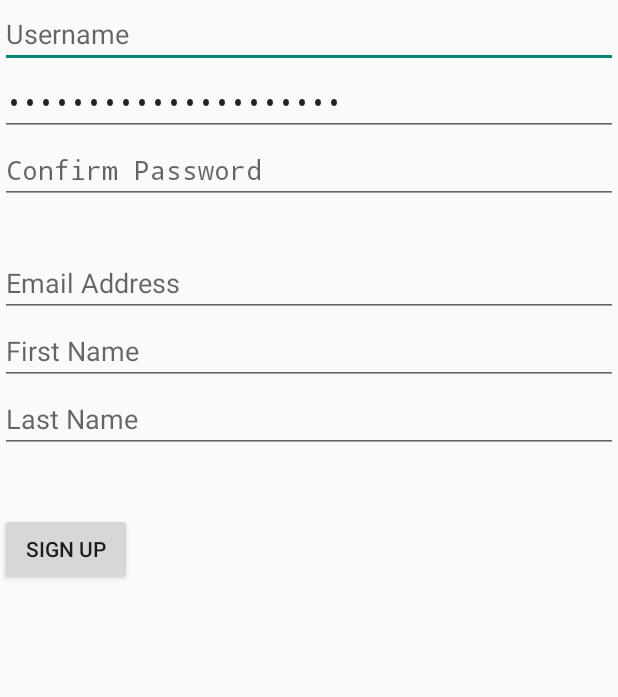
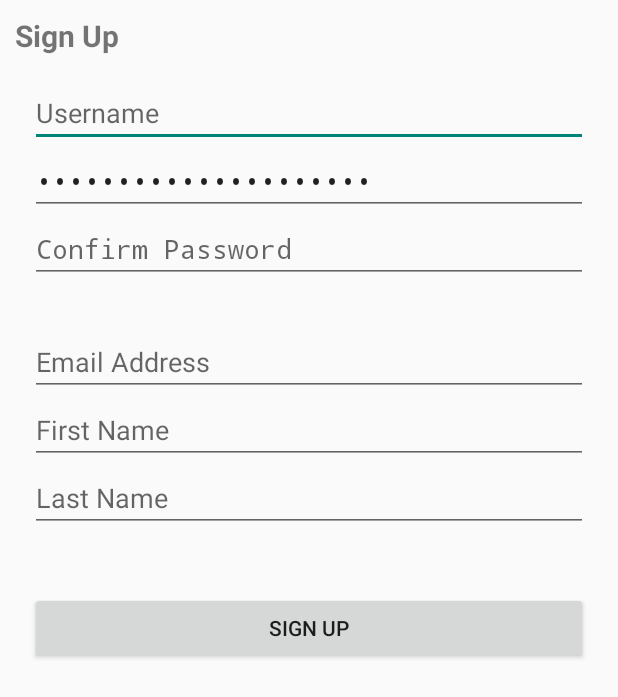
Before and after one commit to nexturninc/Aloopy-Customer, an Android app: the SignupActivity screen opened directly, with no data from a screen before it, after a tap on "SIGN UP", on a phone screen of 412 x 824 dp. Shown: the top 697 px of the screen. Run offline under Robolectric (Android 15) with nearby library versions, the phone set to English and light mode, and no system bars.

Commit message:
Customer Signup updates

```diff
--- a/AloopyCustomerApp/app/src/main/java/com/customer/aloopy/aloopycustomerapp/SignupActivity.java
+++ b/AloopyCustomerApp/app/src/main/java/com/customer/aloopy/aloopycustomerapp/SignupActivity.java
@@ -1,15 +1,20 @@
 package com.customer.aloopy.aloopycustomerapp;
 
+import android.animation.Animator;
+import android.animation.AnimatorListenerAdapter;
+import android.annotation.TargetApi;
 import android.app.Activity;
 import android.content.ContentValues;
 import android.content.Intent;
 import android.content.SharedPreferences;
 import android.database.sqlite.SQLiteDatabase;
 import android.os.AsyncTask;
+import android.os.Build;
 import android.os.Bundle;
 import android.preference.PreferenceManager;
 import android.view.View;
 import android.widget.Button;
+import android.widget.ProgressBar;
 import android.widget.TextView;
 
 import com.customer.aloopy.aloopydatabase.AloopySQLHelper;
@@ -25,6 +30,8 @@ import org.w3c.dom.Text;
 public class SignupActivity extends Activity {
 
     private SignupTask mSignupTask = null;
+    private ProgressBar mProgressBar;
+    private View mSignupForm;
 
     public SignupActivity()
     {
@@ -44,6 +51,9 @@ public class SignupActivity extends Activity {
                 attemptLogin();
             }
         });
+
+        mSignupForm = (findViewById(R.id.dvSignupForm));
+        mProgressBar = ((ProgressBar)findViewById(R.id.login_progress));
 
     }
 
@@ -70,6 +80,8 @@ public class SignupActivity extends Activity {
                 else if (txtEmailAddress.getText().length() == 0)
                     txtEmailAddress.setError("Email Address is required!");
                 else {
+                    showProgress(true);
+
                     mSignupTask = new SignupTask(txtEmailAddress.getText().toString(),
                             txtUserName.getText().toString(), txtPassword.getText().toString(),
                             txtFirstName.getText().toString(), txtLastName.getText().toString());
@@ -82,7 +94,40 @@ public class SignupActivity extends Activity {
     }
 
 
-        public class SignupTask extends AsyncTask<Void, Void, Boolean> {
+    @TargetApi(Build.VERSION_CODES.HONEYCOMB_MR2)
+    public void showProgress(final boolean show) {
+        // On Honeycomb MR2 we have the ViewPropertyAnimator APIs, which allow
+        // for very easy animations. If available, use these APIs to fade-in
+        // the progress spinner.
+        if (Build.VERSION.SDK_INT >= Build.VERSION_CODES.HONEYCOMB_MR2) {
+            int shortAnimTime = getResources().getInteger(android.R.integer.config_shortAnimTime);
+
+            mProgressBar.setVisibility(show ? View.GONE : View.VISIBLE);
+            mSignupForm.animate().setDuration(shortAnimTime).alpha(
+                    show ? 0 : 1).setListener(new AnimatorListenerAdapter() {
+                @Override
+                public void onAnimationEnd(Animator animation) {
+                    mSignupForm.setVisibility(show ? View.GONE : View.VISIBLE);
+                }
+            });
+
+            mProgressBar.setVisibility(show ? View.VISIBLE : View.GONE);
+            mProgressBar.animate().setDuration(shortAnimTime).alpha(
+                    show ? 1 : 0).setListener(new AnimatorListenerAdapter() {
+                @Override
+                public void onAnimationEnd(Animator animation) {
+                    mProgressBar.setVisibility(show ? View.VISIBLE : View.GONE);
+                }
+            });
+        } else {
+            // The ViewPropertyAnimator APIs are not available, so simply show
+            // and hide the relevant UI components.
+            mProgressBar.setVisibility(show ? View.VISIBLE : View.GONE);
+            mSignupForm.setVisibility(show ? View.GONE : View.VISIBLE);
+        }
+    }
+
+    public class SignupTask extends AsyncTask<Void, Void, Boolean> {
 
         private final String mEmail;
         private final String mUsername;
@@ -126,7 +171,7 @@ public class SignupActivity extends Activity {
 
                     String strSuccess = jsonResponse.getString("success");
 
-                    /*
+
                     if (strSuccess == "true") {
 
                         JSONArray customerInfo = jsonResponse.getJSONArray("customerInfo");
@@ -179,10 +224,10 @@ public class SignupActivity extends Activity {
 
                         loginSuccess = true;
                     }
-                    */
                 }
 
-            } catch (Exception ex) {
+            }
+            catch (Exception ex) {
             }
 
             if(loginSuccess) {
@@ -199,7 +244,7 @@ public class SignupActivity extends Activity {
         @Override
         protected void onPostExecute(final Boolean success) {
             mSignupTask = null;
-            //showProgress(false);
+            showProgress(false);
 
             if (success) {
                 finish();
@@ -212,7 +257,7 @@ public class SignupActivity extends Activity {
         @Override
         protected void onCancelled() {
             mSignupTask = null;
-            //showProgress(false);
+            showProgress(false);
         }
     }
 
--- a/AloopyCustomerApp/app/src/main/res/layout/activity_login.xml
+++ b/AloopyCustomerApp/app/src/main/res/layout/activity_login.xml
@@ -37,7 +37,7 @@
 
             <Button android:id="@+id/btnSignUp" style="?android:textAppearanceSmall"
                 android:layout_width="match_parent" android:layout_height="wrap_content"
-                android:layout_marginTop="16dp" android:text="@string/action_signup"
+                android:layout_marginTop="5dp" android:text="@string/action_signup"
                 android:textStyle="bold" />
 
         </LinearLayout>
--- a/AloopyCustomerApp/app/src/main/res/layout/customer_signup.xml
+++ b/AloopyCustomerApp/app/src/main/res/layout/customer_signup.xml
@@ -1,7 +1,25 @@
 <?xml version="1.0" encoding="utf-8"?>
 <LinearLayout xmlns:android="http://schemas.android.com/apk/res/android"
     android:orientation="vertical" android:layout_width="match_parent"
-    android:layout_height="match_parent">
+    android:layout_height="match_parent" android:layout_margin="10dp">
+
+    <TextView
+        android:layout_width="wrap_content"
+        android:layout_height="wrap_content"
+        android:text="@string/lbl_SignUp"
+        android:textStyle="bold"
+        android:textSize="20dp"
+        android:layout_marginBottom="5dp"/>
+
+    <ProgressBar android:id="@+id/login_progress" style="?android:attr/progressBarStyleLarge"
+        android:layout_width="wrap_content" android:layout_height="wrap_content"
+        android:layout_marginBottom="8dp" android:visibility="gone" />
+
+    <LinearLayout xmlns:android="http://schemas.android.com/apk/res/android"
+        android:orientation="vertical" android:layout_width="match_parent"
+        android:layout_height="match_parent"
+        android:layout_margin="10dp"
+        android:id="@+id/dvSignupForm">
 
         <EditText
             android:layout_width="fill_parent"
@@ -45,11 +63,12 @@
             android:hint="Last Name" />
 
         <Button
-        android:layout_width="wrap_content"
+            android:layout_width="fill_parent"
             android:layout_height="wrap_content"
             android:layout_marginTop="40dp"
             android:text="@string/action_signup"
             android:id="@+id/btnSignUp"/>
 
+    </LinearLayout>
 
 </LinearLayout>
--- a/AloopyCustomerApp/app/src/main/res/values/strings.xml
+++ b/AloopyCustomerApp/app/src/main/res/values/strings.xml
@@ -16,6 +16,7 @@
     <string name="StampCountLabel">Stamps</string>
     <string name="action_settings">Settings</string>
     <string name="action_signup">Sign Up</string>
+    <string name="lbl_SignUp">Sign Up</string>
 
 
 </resources>
```
Also changed, not shown: AloopyCustomerApp/app/src/main/java/com/customer/aloopy/aloopycustomerapp/StampList.java (+42 -32 lines), AloopyCustomerApp/app/src/main/res/layout/stamp_list.xml (+15 -2 lines). Lines whose indentation alone changed are shown as unchanged.
